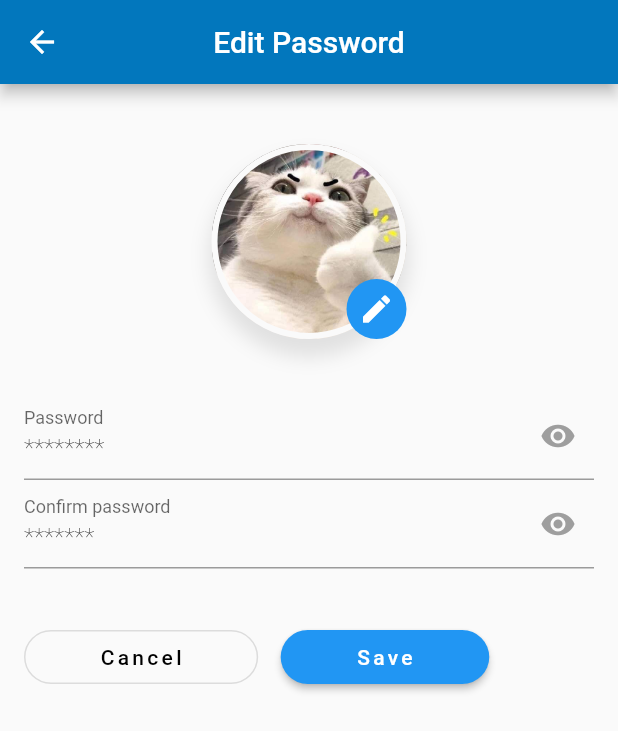
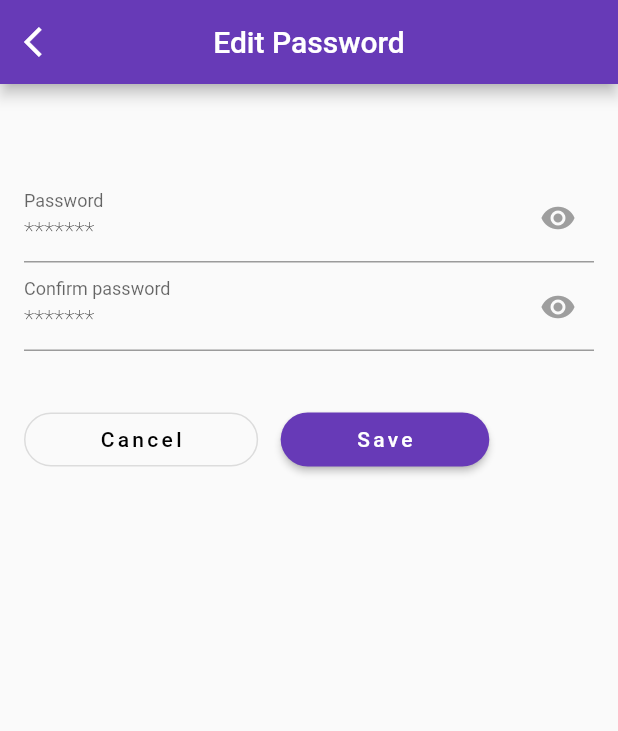
Before and after one commit to zakiraya/capstone-mobile, a Flutter app: the ChangePasswordScreen screen opened directly, on a phone screen of 412 x 824 dp. Shown: the top 731 px of the screen. Run offline on Flutter 3.47's test engine with Material 2 defaults, Android fonts, the phone set to English and light mode, and no system bars; our stand-ins replace bloc, equatable, flutter_bloc, formz; accounts and stored records are empty.

Commit message:
add theme data

```diff
--- a/lib/src/ui/screens/change_password_screen.dart
+++ b/lib/src/ui/screens/change_password_screen.dart
@@ -21,10 +21,12 @@ class _ChangePasswordScreenState extends State<ChangePasswordScreen> {
         title: Text('Edit Password'),
         leading: IconButton(
           icon: Icon(
-            Icons.arrow_back,
+            Icons.arrow_back_ios,
             color: Colors.white,
           ),
-          onPressed: () {},
+          onPressed: () {
+            Navigator.pop(context);
+          },
         ),
       ),
       body: GestureDetector(
@@ -40,60 +42,13 @@ class _ChangePasswordScreenState extends State<ChangePasswordScreen> {
                 //   'Edit Password',
                 //   style: TextStyle(fontSize: 25, fontWeight: FontWeight.w400),
                 // ),
-                SizedBox(
-                  height: 15,
-                ),
-                Center(
-                  child: Stack(
-                    children: [
-                      Container(
-                        width: 130,
-                        height: 130,
-                        decoration: BoxDecoration(
-                          border: Border.all(
-                            width: 4,
-                            color: Theme.of(context).scaffoldBackgroundColor,
-                          ),
-                          boxShadow: [
-                            BoxShadow(
-                              spreadRadius: 2,
-                              blurRadius: 10,
-                              color: Colors.black.withOpacity(0.1),
-                              offset: Offset(0, 10),
-                            ),
-                          ],
-                          shape: BoxShape.circle,
-                          image: DecorationImage(
-                            fit: BoxFit.cover,
-                            image: AssetImage('assets/avt.jpg'),
-                          ),
-                        ),
-                      ),
-                      Positioned(
-                        bottom: 0,
-                        right: 0,
-                        child: Container(
-                          height: 40,
-                          width: 40,
-                          decoration: BoxDecoration(
-                            shape: BoxShape.circle,
-                            color: Colors.blue,
-                          ),
-                          child: Icon(
-                            Icons.edit,
-                            color: Colors.white,
-                          ),
-                        ),
-                      )
-                    ],
-                  ),
-                ),
+
                 SizedBox(
                   height: 35,
                 ),
                 CustomTextField(
                   label: "Password",
-                  placeholder: '********',
+                  placeholder: '*******',
                   isHidden: true,
                 ),
                 CustomTextField(
@@ -123,7 +78,7 @@ class _ChangePasswordScreenState extends State<ChangePasswordScreen> {
                       width: 15,
                     ),
                     RaisedButton(
-                      color: Colors.blue,
+                      color: Theme.of(context).primaryColor,
                       padding: EdgeInsets.symmetric(horizontal: 50),
                       onPressed: () {},
                       shape: RoundedRectangleBorder(
--- a/lib/src/ui/utils/custom_text_field.dart
+++ b/lib/src/ui/utils/custom_text_field.dart
@@ -4,7 +4,7 @@ class CustomTextField extends StatefulWidget {
   const CustomTextField({
     Key key,
     @required this.label,
-    @required this.placeholder,
+    this.placeholder,
     @required this.isHidden,
   }) : super(key: key);
 
@@ -38,7 +38,7 @@ class _CustomTextFieldState extends State<CustomTextField> {
         labelText: widget.label,
         // contentPadding: EdgeInsets.only(bottom: 3),
         floatingLabelBehavior: FloatingLabelBehavior.always,
-        hintText: widget.placeholder,
+        hintText: widget.placeholder ?? '',
         hintStyle: TextStyle(
           fontSize: 16,
           fontWeight: FontWeight.w200,
--- a/lib/src/ui/widgets/navigation_bar.dart
+++ b/lib/src/ui/widgets/navigation_bar.dart
@@ -55,7 +55,6 @@ class _NavigationBarState extends State<NavigationBar> {
           ),
         ],
         currentIndex: _selectedIndex,
-        selectedItemColor: Colors.blue[800],
         onTap: _onItemTapped,
       ),
     );
```
Also changed, not shown: lib/src/app.dart (+12 -5 lines), lib/src/ui/screens/settings_screen.dart (+50 -23 lines), 1 other file.
